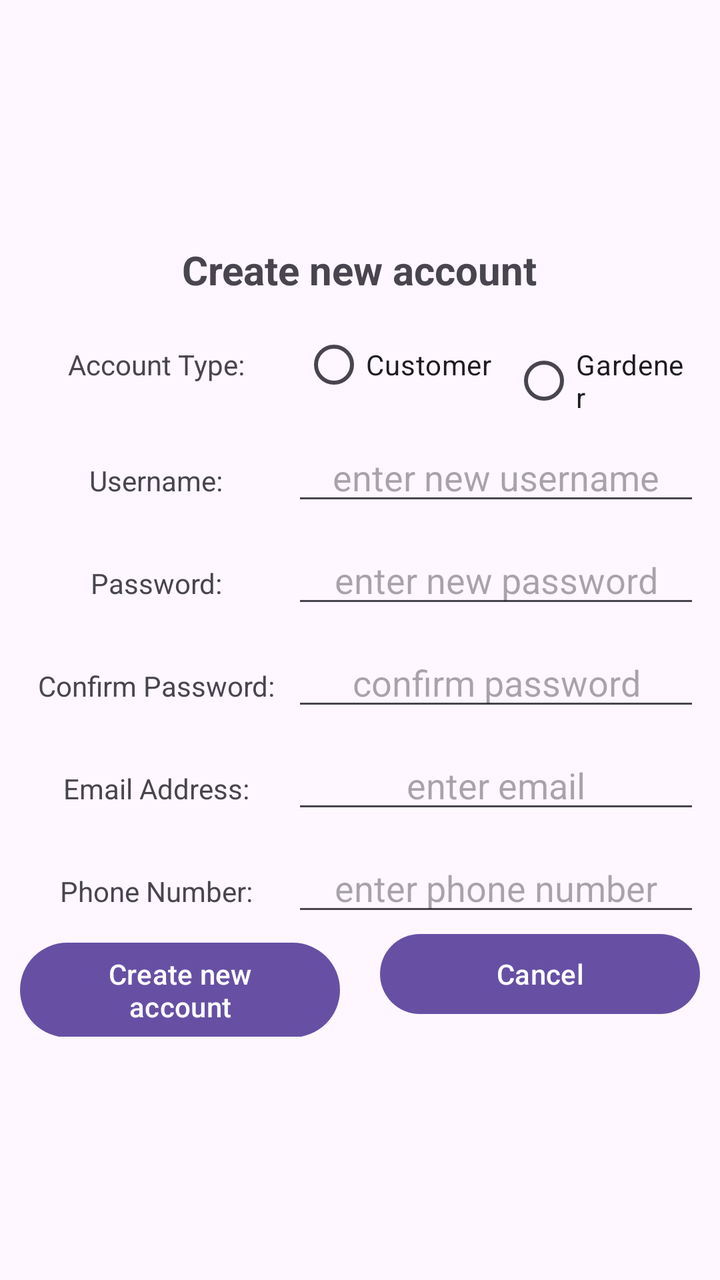
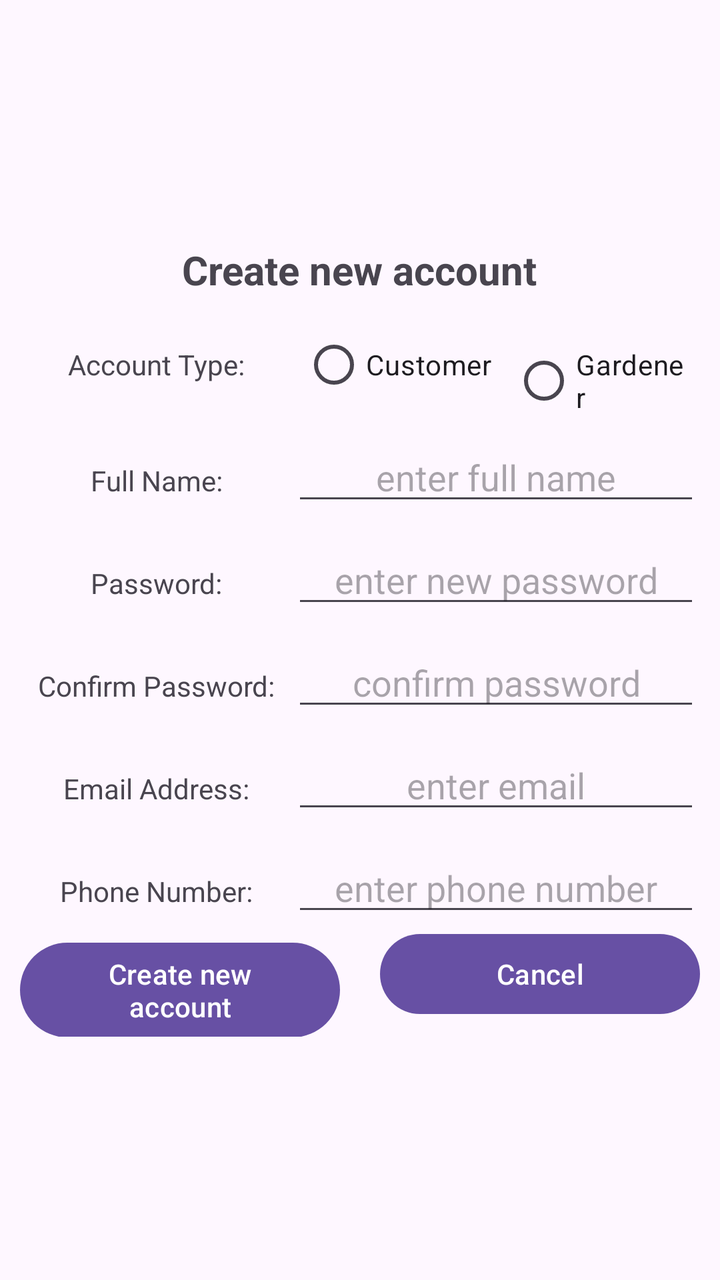

Before-and-after screenshots of an Android layout around one commit, followed by the original layout XML and the change that was made.
<!-- AndroidManifest.xml: application theme Theme.GardenHands -->
<!-- res/layout/activity_register.xml -->
<?xml version="1.0" encoding="utf-8"?>
<LinearLayout xmlns:android="http://schemas.android.com/apk/res/android"
    xmlns:app="http://schemas.android.com/apk/res-auto"
    xmlns:tools="http://schemas.android.com/tools"
    android:id="@+id/main"
    android:layout_width="match_parent"
    android:layout_height="match_parent"
    tools:context=".RegisterActivity"
    android:orientation="vertical"
    android:gravity="center">

    <TextView
        android:layout_width="wrap_content"
        android:layout_height="wrap_content"
        android:text="Create new account"
        android:textStyle="bold"
        android:textSize="20sp"/>
    <LinearLayout
        android:layout_marginTop="10dp"
        android:paddingHorizontal="10dp"
        android:layout_width="match_parent"
        android:layout_height="wrap_content"
        android:orientation="horizontal"
        android:gravity="center">
        <TextView
            android:text="Account Type:"
            android:layout_width="0dp"
            android:layout_weight="2"
            android:layout_height="wrap_content"
            android:textAlignment="center"/>
        <RadioGroup
            android:layout_width="0dp"
            android:layout_weight="3"
            android:layout_height="wrap_content">
            <LinearLayout
                android:layout_width="match_parent"
                android:layout_height="wrap_content"
                android:orientation="horizontal">
                <RadioButton
                    android:id="@+id/rdoCreateNewCustomer"
                    android:text="Customer"
                    android:layout_width="wrap_content"
                    android:layout_height="wrap_content"
                    android:layout_marginHorizontal="5dp"/>
                <RadioButton
                    android:id="@+id/rdoCreateNewGardener"
                    android:text="Gardener"
                    android:layout_width="wrap_content"
                    android:layout_height="wrap_content"
                    android:layout_marginHorizontal="5dp"/>
            </LinearLayout>
        </RadioGroup>
    </LinearLayout>

    <LinearLayout
        android:layout_marginTop="10dp"
        android:paddingHorizontal="10dp"
        android:layout_width="match_parent"
        android:layout_height="wrap_content"
        android:orientation="horizontal">
        <TextView
            android:text="Username:"
            android:layout_width="0dp"
            android:layout_weight="2"
            android:layout_height="wrap_content"
            android:textAlignment="center"/>
        <EditText
            android:id="@+id/txtCreateNewUsername"
            android:layout_width="0dp"
            android:layout_weight="3"
            android:layout_height="wrap_content"
            android:textAlignment="center"
            android:hint="enter new username"/>
    </LinearLayout>
    <LinearLayout
        android:layout_marginTop="10dp"
        android:paddingHorizontal="10dp"
        android:layout_width="match_parent"
        android:layout_height="wrap_content"
        android:orientation="horizontal">
        <TextView
            android:text="Password:"
            android:layout_width="0dp"
            android:layout_weight="2"
            android:layout_height="wrap_content"
            android:textAlignment="center"/>
        <EditText
            android:id="@+id/txtCreateNewPassword"
            android:layout_width="0dp"
            android:layout_weight="3"
            android:layout_height="wrap_content"
            android:textAlignment="center"
            android:hint="enter new password"/>
    </LinearLayout>
    <LinearLayout
        android:layout_marginTop="10dp"
        android:paddingHorizontal="10dp"
        android:layout_width="match_parent"
        android:layout_height="wrap_content"
        android:orientation="horizontal">
        <TextView
            android:text="Confirm Password:"
            android:layout_width="0dp"
            android:layout_weight="2"
            android:layout_height="wrap_content"
            android:textAlignment="center"/>
        <EditText
            android:id="@+id/txtConfirmPassword"
            android:layout_width="0dp"
            android:layout_weight="3"
            android:layout_height="wrap_content"
            android:textAlignment="center"
            android:hint="confirm password"/>
    </LinearLayout>
    <LinearLayout
        android:layout_marginTop="10dp"
        android:paddingHorizontal="10dp"
        android:layout_width="match_parent"
        android:layout_height="wrap_content"
        android:orientation="horizontal">
        <TextView
            android:text="Email Address:"
            android:layout_width="0dp"
            android:layout_weight="2"
            android:layout_height="wrap_content"
            android:textAlignment="center"/>
        <EditText
            android:id="@+id/txtCreateNewEmail"
            android:layout_width="0dp"
            android:layout_weight="3"
            android:layout_height="wrap_content"
            android:textAlignment="center"
            android:hint="enter email"/>
    </LinearLayout>
    <LinearLayout
        android:layout_marginTop="10dp"
        android:paddingHorizontal="10dp"
        android:layout_width="match_parent"
        android:layout_height="wrap_content"
        android:orientation="horizontal">
        <TextView
            android:text="Phone Number:"
            android:layout_width="0dp"
            android:layout_weight="2"
            android:layout_height="wrap_content"
            android:textAlignment="center"/>
        <EditText
            android:id="@+id/txtCreateNewPhone"
            android:layout_width="0dp"
            android:layout_weight="3"
            android:layout_height="wrap_content"
            android:textAlignment="center"
            android:hint="enter phone number"/>
    </LinearLayout>
    <LinearLayout
        android:layout_width="match_parent"
        android:layout_height="wrap_content"
        android:orientation="horizontal">
        <Button
            android:layout_marginHorizontal="10dp"
            android:id="@+id/btnCreateNewAccount"
            android:layout_width="0dp"
            android:layout_weight="1"
            android:layout_height="wrap_content"
            android:text="Create new account"/>
        <Button
            android:layout_marginHorizontal="10dp"
            android:id="@+id/btnCancelNewAccount"
            android:layout_width="0dp"
            android:layout_weight="1"
            android:layout_height="wrap_content"
            android:text="Cancel"/>
    </LinearLayout>

</LinearLayout>
<!-- resources referenced by this layout -->
<resources>
  <style name="Theme.GardenHands" parent="Base.Theme.GardenHands" />
  <style name="Base.Theme.GardenHands" parent="Theme.Material3.DayNight.NoActionBar">
          
          
      </style>
</resources>

<!-- the commit's change to res/layout/activity_register.xml (unified diff, before → after) -->
@@ -59,18 +59,18 @@
         android:layout_height="wrap_content"
         android:orientation="horizontal">
         <TextView
-            android:text="Username:"
+            android:text="Full Name:"
             android:layout_width="0dp"
             android:layout_weight="2"
             android:layout_height="wrap_content"
             android:textAlignment="center"/>
         <EditText
-            android:id="@+id/txtCreateNewUsername"
+            android:id="@+id/txtRegisterFullName"
             android:layout_width="0dp"
             android:layout_weight="3"
             android:layout_height="wrap_content"
             android:textAlignment="center"
-            android:hint="enter new username"/>
+            android:hint="enter full name"/>
     </LinearLayout>
     <LinearLayout
         android:layout_marginTop="10dp"
@@ -90,6 +90,7 @@
             android:layout_weight="3"
             android:layout_height="wrap_content"
             android:textAlignment="center"
+            android:inputType="textPassword"
             android:hint="enter new password"/>
     </LinearLayout>
     <LinearLayout
@@ -105,11 +106,12 @@
             android:layout_height="wrap_content"
             android:textAlignment="center"/>
         <EditText
-            android:id="@+id/txtConfirmPassword"
+            android:id="@+id/txtConfirmNewPassword"
             android:layout_width="0dp"
             android:layout_weight="3"
             android:layout_height="wrap_content"
             android:textAlignment="center"
+            android:inputType="textPassword"
             android:hint="confirm password"/>
     </LinearLayout>
     <LinearLayout
@@ -150,6 +152,7 @@
             android:layout_weight="3"
             android:layout_height="wrap_content"
             android:textAlignment="center"
+            android:inputType="number"
             android:hint="enter phone number"/>
     </LinearLayout>
     <LinearLayout
